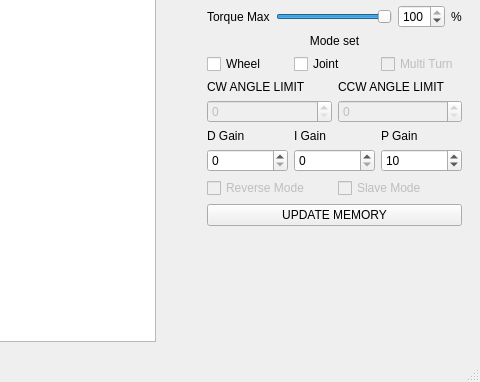
clebercoutof/mixcell, file QTCode/program.ui: the form before one commit; both pictures show x 571 to 1051 and y 205 to 587 of the 1051 by 587 pixel window.
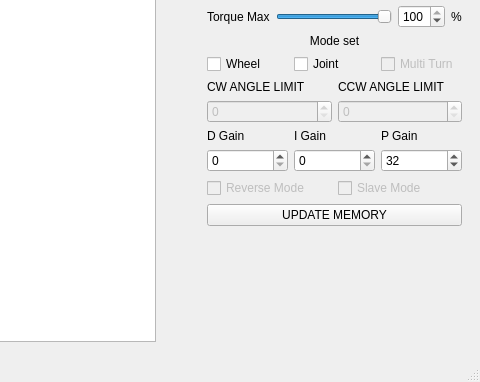
The form after the commit. Icons and pictures are not drawn.

```diff
--- a/QTCode/program.ui
+++ b/QTCode/program.ui
@@ -860,7 +860,7 @@
                 <number>254</number>
                </property>
                <property name="value">
-                <number>10</number>
+                <number>32</number>
                </property>
               </widget>
              </item>
```
